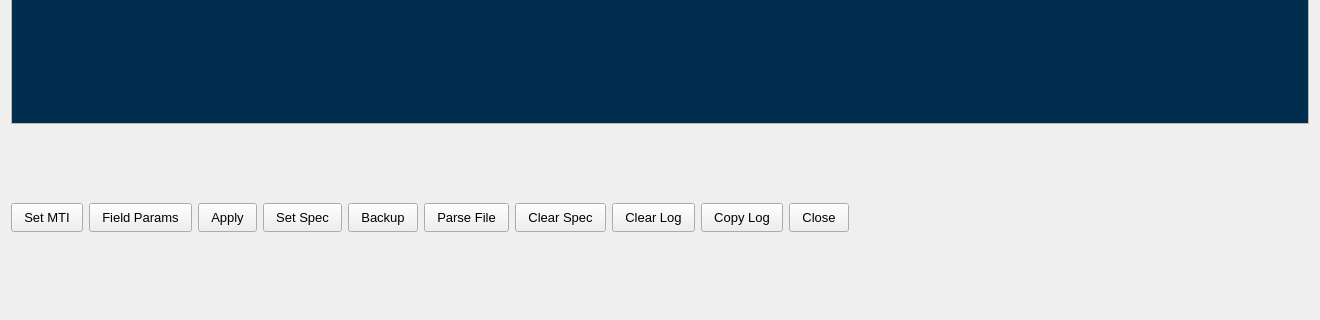
This is common/gui/forms/spec.ui in FedorIvanov37/signal as Qt 5 draws it before an edit; both pictures show x 0 to 1320 and y 480 to 800 of the 1320 by 800 pixel window. The edited form follows.
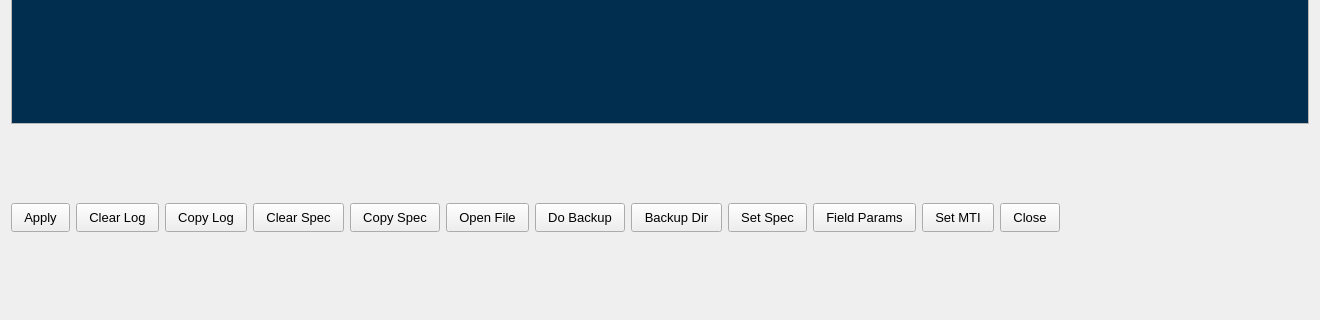
This is the edited form.

Commit message: v0.19.1 preparation: added tools to toolkit; fixed old spec backup cleanup; added buttons to SpecWindow - Backup Dir and Copy Spec; SpecWindow buttons were reordered; added settings backup spec at start and shutdown; added random numbers to spec filenames; spec rotator fixed backup count

```diff
--- a/common/gui/forms/spec.ui
+++ b/common/gui/forms/spec.ui
@@ -202,47 +202,7 @@
     </widget>
    </item>
    <item row="5" column="0">
-    <layout class="QHBoxLayout" name="horizontalLayout_5">
-     <item>
-      <widget class="QPushButton" name="ButtonSetMti">
-       <property name="font">
-        <font>
-         <pointsize>10</pointsize>
-        </font>
-       </property>
-       <property name="focusPolicy">
-        <enum>Qt::NoFocus</enum>
-       </property>
-       <property name="styleSheet">
-        <string notr="true">        QPushButton {
-            padding: 6px 12px;      /* top/bottom, left/right */
-        }</string>
-       </property>
-       <property name="text">
-        <string>Set MTI</string>
-       </property>
-      </widget>
-     </item>
-     <item>
-      <widget class="QPushButton" name="ButtonSetValidators">
-       <property name="font">
-        <font>
-         <pointsize>10</pointsize>
-        </font>
-       </property>
-       <property name="focusPolicy">
-        <enum>Qt::NoFocus</enum>
-       </property>
-       <property name="styleSheet">
-        <string notr="true">        QPushButton {
-            padding: 6px 12px;      /* top/bottom, left/right */
-        }</string>
-       </property>
-       <property name="text">
-        <string>Field Params</string>
-       </property>
-      </widget>
-     </item>
+    <layout class="QHBoxLayout" name="horizontalLayout_2">
      <item>
       <widget class="QPushButton" name="ButtonApply">
        <property name="font">
@@ -263,86 +223,6 @@
        </property>
       </widget>
      </item>
-     <item>
-      <widget class="QPushButton" name="ButtonReset">
-       <property name="font">
-        <font>
-         <pointsize>10</pointsize>
-        </font>
-       </property>
-       <property name="focusPolicy">
-        <enum>Qt::NoFocus</enum>
-       </property>
-       <property name="styleSheet">
-        <string notr="true">        QPushButton {
-            padding: 6px 12px;      /* top/bottom, left/right */
-        }</string>
-       </property>
-       <property name="text">
-        <string>Set Spec</string>
-       </property>
-      </widget>
-     </item>
-     <item>
-      <widget class="QPushButton" name="ButtonBackup">
-       <property name="font">
-        <font>
-         <pointsize>10</pointsize>
-        </font>
-       </property>
-       <property name="focusPolicy">
-        <enum>Qt::NoFocus</enum>
-       </property>
-       <property name="styleSheet">
-        <string notr="true">        QPushButton {
-            padding: 6px 12px;      /* top/bottom, left/right */
-        }</string>
-       </property>
-       <property name="text">
-        <string>Backup</string>
-       </property>
-      </widget>
-     </item>
-     <item>
-      <widget class="QPushButton" name="ParseFile">
-       <property name="font">
-        <font>
-         <pointsize>10</pointsize>
-        </font>
-       </property>
-       <property name="focusPolicy">
-        <enum>Qt::NoFocus</enum>
-       </property>
-       <property name="styleSheet">
-        <string notr="true">        QPushButton {
-            padding: 6px 12px;      /* top/bottom, left/right */
-        }</string>
-       </property>
-       <property name="text">
-        <string>Parse File</string>
-       </property>
-      </widget>
-     </item>
-     <item>
-      <widget class="QPushButton" name="ButtonClean">
-       <property name="font">
-        <font>
-         <pointsize>10</pointsize>
-        </font>
-       </property>
-       <property name="focusPolicy">
-        <enum>Qt::NoFocus</enum>
-       </property>
-       <property name="styleSheet">
-        <string notr="true">        QPushButton {
-            padding: 6px 12px;      /* top/bottom, left/right */
-        }</string>
-       </property>
-       <property name="text">
-        <string>Clear Spec</string>
-       </property>
-      </widget>
-     </item>
      <item>
       <widget class="QPushButton" name="ButtonClearLog">
        <property name="font">
@@ -383,6 +263,166 @@
        </property>
       </widget>
      </item>
+     <item>
+      <widget class="QPushButton" name="ButtonClean">
+       <property name="font">
+        <font>
+         <pointsize>10</pointsize>
+        </font>
+       </property>
+       <property name="focusPolicy">
+        <enum>Qt::NoFocus</enum>
+       </property>
+       <property name="styleSheet">
+        <string notr="true">        QPushButton {
+            padding: 6px 12px;      /* top/bottom, left/right */
+        }</string>
+       </property>
+       <property name="text">
+        <string>Clear Spec</string>
+       </property>
+      </widget>
+     </item>
+     <item>
+      <widget class="QPushButton" name="ButtonCopySpec">
+       <property name="font">
+        <font>
+         <pointsize>10</pointsize>
+        </font>
+       </property>
+       <property name="focusPolicy">
+        <enum>Qt::NoFocus</enum>
+       </property>
+       <property name="styleSheet">
+        <string notr="true">        QPushButton {
+            padding: 6px 12px;      /* top/bottom, left/right */
+        }</string>
+       </property>
+       <property name="text">
+        <string>Copy Spec</string>
+       </property>
+      </widget>
+     </item>
+     <item>
+      <widget class="QPushButton" name="ParseFile">
+       <property name="font">
+        <font>
+         <pointsize>10</pointsize>
+        </font>
+       </property>
+       <property name="focusPolicy">
+        <enum>Qt::NoFocus</enum>
+       </property>
+       <property name="styleSheet">
+        <string notr="true">        QPushButton {
+            padding: 6px 12px;      /* top/bottom, left/right */
+        }</string>
+       </property>
+       <property name="text">
+        <string>Open File</string>
+       </property>
+      </widget>
+     </item>
+     <item>
+      <widget class="QPushButton" name="ButtonBackup">
+       <property name="font">
+        <font>
+         <pointsize>10</pointsize>
+        </font>
+       </property>
+       <property name="focusPolicy">
+        <enum>Qt::NoFocus</enum>
+       </property>
+       <property name="styleSheet">
+        <string notr="true">        QPushButton {
+            padding: 6px 12px;      /* top/bottom, left/right */
+        }</string>
+       </property>
+       <property name="text">
+        <string>Do Backup</string>
+       </property>
+      </widget>
+     </item>
+     <item>
+      <widget class="QPushButton" name="ButtonOpenBackupDir">
+       <property name="font">
+        <font>
+         <pointsize>10</pointsize>
+        </font>
+       </property>
+       <property name="focusPolicy">
+        <enum>Qt::NoFocus</enum>
+       </property>
+       <property name="styleSheet">
+        <string notr="true">        QPushButton {
+            padding: 6px 12px;      /* top/bottom, left/right */
+        }</string>
+       </property>
+       <property name="text">
+        <string>Backup Dir</string>
+       </property>
+      </widget>
+     </item>
+     <item>
+      <widget class="QPushButton" name="ButtonReset">
+       <property name="font">
+        <font>
+         <pointsize>10</pointsize>
+        </font>
+       </property>
+       <property name="focusPolicy">
+        <enum>Qt::NoFocus</enum>
+       </property>
+       <property name="styleSheet">
+        <string notr="true">        QPushButton {
+            padding: 6px 12px;      /* top/bottom, left/right */
+        }</string>
+       </property>
+       <property name="text">
+        <string>Set Spec</string>
+       </property>
+      </widget>
+     </item>
+     <item>
+      <widget class="QPushButton" name="ButtonSetValidators">
+       <property name="font">
+        <font>
+         <pointsize>10</pointsize>
+        </font>
+       </property>
+       <property name="focusPolicy">
+        <enum>Qt::NoFocus</enum>
+       </property>
+       <property name="styleSheet">
+        <string notr="true">        QPushButton {
+            padding: 6px 12px;      /* top/bottom, left/right */
+        }</string>
+       </property>
+       <property name="text">
+        <string>Field Params</string>
+       </property>
+      </widget>
+     </item>
+     <item>
+      <widget class="QPushButton" name="ButtonSetMti">
+       <property name="font">
+        <font>
+         <pointsize>10</pointsize>
+        </font>
+       </property>
+       <property name="focusPolicy">
+        <enum>Qt::NoFocus</enum>
+       </property>
+       <property name="styleSheet">
+        <string notr="true">        QPushButton {
+            padding: 6px 12px;      /* top/bottom, left/right */
+        }</string>
+       </property>
+       <property name="text">
+        <string>Set MTI</string>
+       </property>
+      </widget>
+     </item>
      <item>
       <widget class="QPushButton" name="ButtonClose">
        <property name="font">
```
The commit also changes 15 other files.
